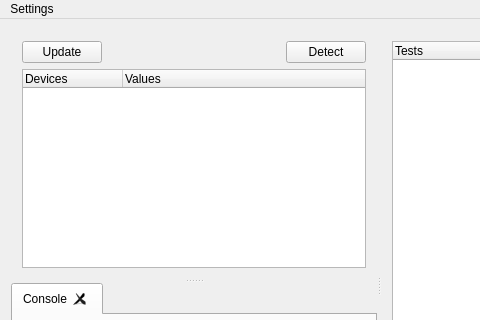
First picture: the form in src/mainwindow.ui, repository Crystal-Photonics/crystalTestFrameworkApp, before the edit; both pictures show x 0 to 480 and y 0 to 320 of the 752 by 551 pixel window.
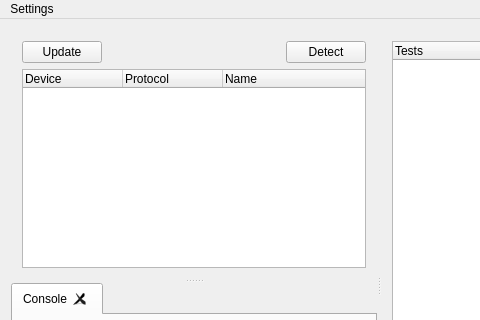
Second picture: the form after the edit.

Patch:
```diff
--- a/src/mainwindow.ui
+++ b/src/mainwindow.ui
@@ -67,12 +67,17 @@
            </attribute>
            <column>
             <property name="text">
-             <string>Devices</string>
+             <string>Device</string>
             </property>
            </column>
            <column>
             <property name="text">
-             <string>Values</string>
+             <string>Protocol</string>
+            </property>
+           </column>
+           <column>
+            <property name="text">
+             <string>Name</string>
             </property>
            </column>
           </widget>
```
